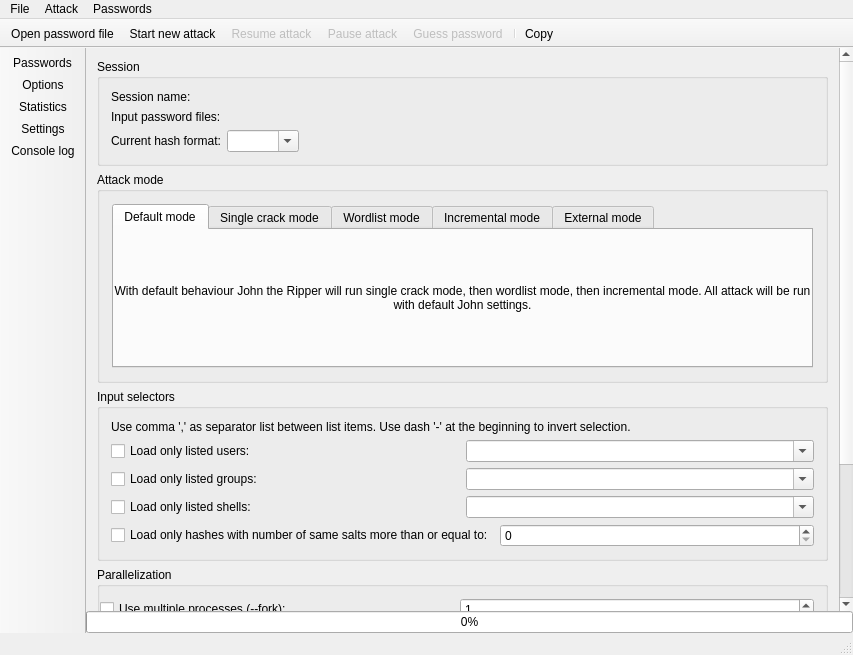
The window that forms/mainwindow.ui (openwall/johnny) describes before a commit, drawn with Qt 5.
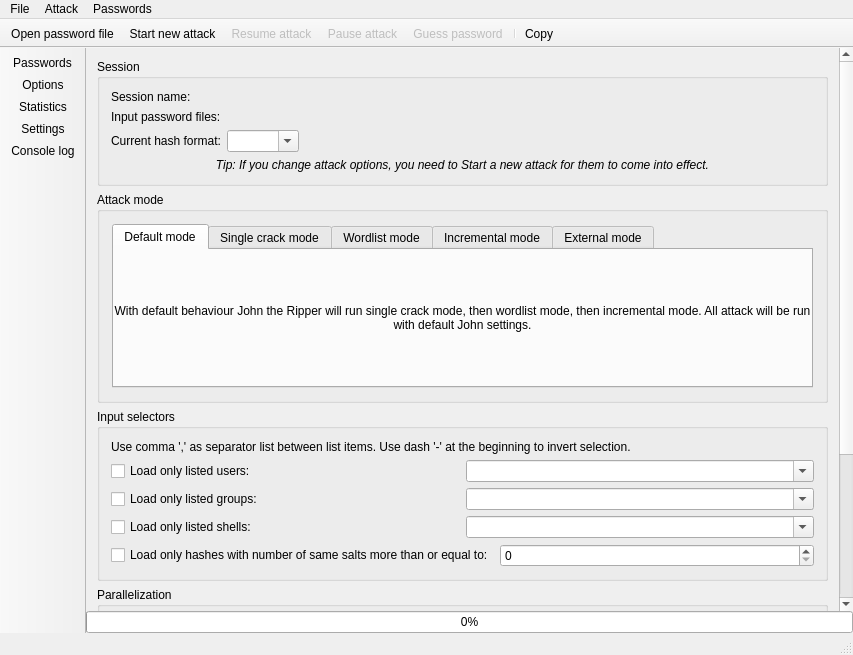
The same window after the commit. Icons and pictures are not drawn. Custom widgets are drawn as their Qt base class.

Commit message: Add clarification text in regards to starting a new attack.

```diff
--- a/forms/mainwindow.ui
+++ b/forms/mainwindow.ui
@@ -223,6 +223,21 @@
                  </property>
                 </widget>
                </item>
+               <item row="3" column="0" colspan="2">
+                <widget class="QLabel" name="label_7">
+                 <property name="font">
+                  <font>
+                   <italic>true</italic>
+                  </font>
+                 </property>
+                 <property name="text">
+                  <string>Tip: If you change attack options, you need to Start a new attack for them to come into effect.</string>
+                 </property>
+                 <property name="alignment">
+                  <set>Qt::AlignCenter</set>
+                 </property>
+                </widget>
+               </item>
               </layout>
              </widget>
             </item>
```
